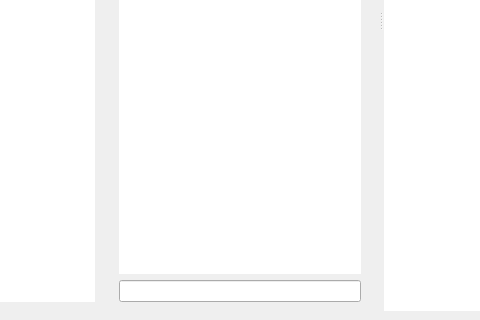
Qt form mainwindow.ui (AngryFender/Remini) before a commit; both pictures show x 164 to 644 and y 280 to 600 of the 800 by 600 pixel window.
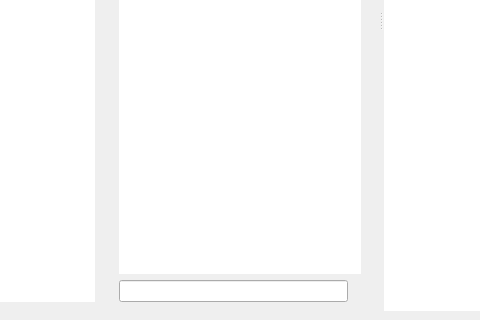
The same form after that commit. Custom widgets are drawn as their Qt base class.

Commit message: Github Issue  #122: Started integrating the search dialog to the main window. Slowly moving logic to searching for texts in all the files and directories from the SeachAllDialog to the main window

What changed in the file:
```diff
--- a/mainwindow.ui
+++ b/mainwindow.ui
@@ -184,6 +184,8 @@
             </widget>
            </item>
            <item>
+            <layout class="QHBoxLayout" name="horizontalLayout_2">
+             <item>
             <widget class="QLineEdit" name="uiSearchText">
              <property name="sizePolicy">
               <sizepolicy hsizetype="Preferred" vsizetype="Fixed">
@@ -204,6 +206,21 @@
               <string/>
              </property>
             </widget>
+             </item>
+             <item>
+              <widget class="QLabel" name="uiTextSearchCount">
+               <property name="sizePolicy">
+                <sizepolicy hsizetype="Maximum" vsizetype="Maximum">
+                 <horstretch>0</horstretch>
+                 <verstretch>0</verstretch>
+                </sizepolicy>
+               </property>
+               <property name="text">
+                <string/>
+               </property>
+              </widget>
+             </item>
+            </layout>
            </item>
           </layout>
          </widget>
```
Lines whose indentation alone changed are shown as unchanged. The commit also changes 5 other files.
